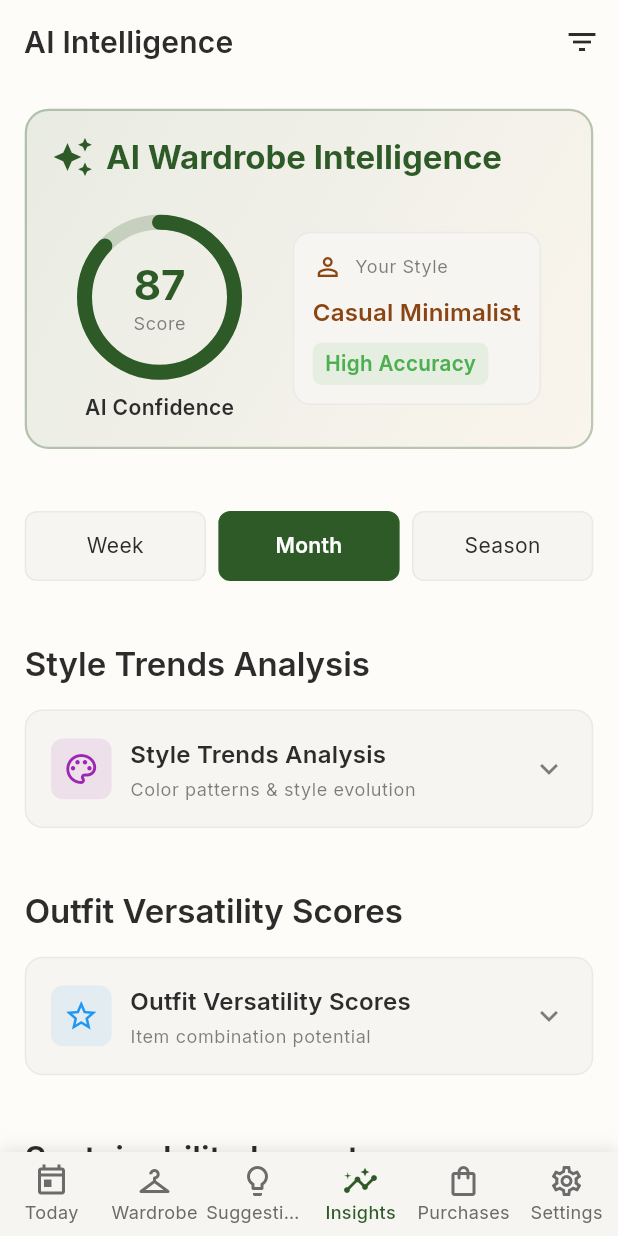
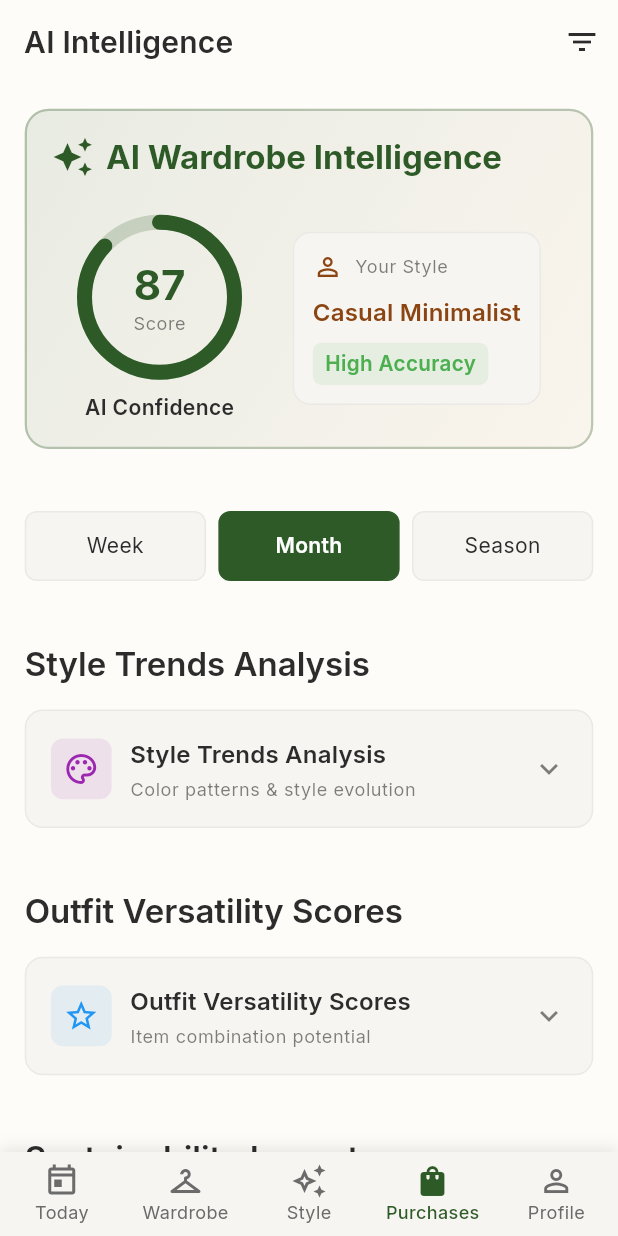
Before and after one commit to Etherea-Coder/Everywear, a Flutter app: the AIIntelligence screen opened by its route, on a phone screen of 412 x 824 dp. Run offline on Flutter 3.47's test engine with Material 3 defaults, Android fonts, the phone set to English and light mode, and no system bars; drawn by our look-alikes of percent_indicator; our stand-ins replace cached_network_image, camera, connectivity_plus, dio, fl_chart, flutter_image_compress and 13 more; accounts and stored records are empty; network calls fail.

Commit message:
Add new navigation

```diff
--- a/lib/widgets/custom_bottom_bar.dart
+++ b/lib/widgets/custom_bottom_bar.dart
@@ -3,14 +3,14 @@ import 'package:flutter/material.dart';
 /// Custom bottom navigation bar for wardrobe analytics app
 /// Implements bottom-heavy interaction design with thumb-accessible navigation
 ///
-/// Navigation items based on Mobile Navigation Hierarchy:
-/// 1. Daily Log (Today/Camera) - Core daily interaction
-/// 2. Wardrobe Management (Closet/Hanger) - Essential wardrobe organization
-/// 3. Smart Suggestions (Lightbulb/Sparkle) - AI-powered recommendations
-/// 4. Insights Dashboard (Graph/Chart) - Analytics and learning paths
-/// 5. Purchase Tracking (Shopping Bag) - Purchase logging and spending analysis
+/// Reduced to 5 tabs for better UX and to prevent label truncation:
+/// 1. Today (Daily Log) - Core daily interaction
+/// 2. Wardrobe - Essential wardrobe organization
+/// 3. Style (Smart Suggestions) - AI-powered recommendations
+/// 4. Purchases - Purchase logging and spending analysis
+/// 5. Profile - User profile and settings (includes Insights link)
 class CustomBottomBar extends StatelessWidget {
-  /// Current selected index
+  /// Current selected index (0-4)
   final int currentIndex;
 
   /// Callback when navigation item is tapped
@@ -47,53 +47,49 @@ class CustomBottomBar extends StatelessWidget {
         unselectedLabelStyle:
             theme.bottomNavigationBarTheme.unselectedLabelStyle,
         elevation: 0,
-        items: [
+        selectedFontSize: 12,
+        unselectedFontSize: 12,
+        items: const [
           // Daily Log - Core daily interaction
           BottomNavigationBarItem(
-            icon: const Icon(Icons.today_outlined, size: 24),
-            activeIcon: const Icon(Icons.today, size: 24),
+            icon: Icon(Icons.today_outlined, size: 24),
+            activeIcon: Icon(Icons.today, size: 24),
             label: 'Today',
             tooltip: 'Daily outfit log',
           ),
 
           // Wardrobe Management - Essential wardrobe organization
           BottomNavigationBarItem(
-            icon: const Icon(Icons.checkroom_outlined, size: 24),
-            activeIcon: const Icon(Icons.checkroom, size: 24),
+            icon: Icon(Icons.checkroom_outlined, size: 24),
+            activeIcon: Icon(Icons.checkroom, size: 24),
             label: 'Wardrobe',
             tooltip: 'Manage wardrobe items',
           ),
 
           // Smart Suggestions - AI-powered recommendations
+          // Shortened from "Suggestions" to "Style" to prevent truncation
           BottomNavigationBarItem(
-            icon: const Icon(Icons.lightbulb_outline, size: 24),
-            activeIcon: const Icon(Icons.lightbulb, size: 24),
-            label: 'Suggestions',
+            icon: Icon(Icons.auto_awesome_outlined, size: 24),
+            activeIcon: Icon(Icons.auto_awesome, size: 24),
+            label: 'Style',
             tooltip: 'Smart outfit suggestions',
-          ),
-
-          // Insights Dashboard - Analytics and learning paths
-          BottomNavigationBarItem(
-            icon: const Icon(Icons.insights_outlined, size: 24),
-            activeIcon: const Icon(Icons.insights, size: 24),
-            label: 'Insights',
-            tooltip: 'Analytics and insights',
           ),
 
           // Purchase Tracking - Purchase logging and spending analysis
           BottomNavigationBarItem(
-            icon: const Icon(Icons.shopping_bag_outlined, size: 24),
-            activeIcon: const Icon(Icons.shopping_bag, size: 24),
+            icon: Icon(Icons.shopping_bag_outlined, size: 24),
+            activeIcon: Icon(Icons.shopping_bag, size: 24),
             label: 'Purchases',
             tooltip: 'Track purchases',
           ),
 
-          // Settings - App settings and profile
+          // Profile - User profile and settings (includes Insights)
+          // Renamed from "Settings" to "Profile" for clearer context
           BottomNavigationBarItem(
-            icon: const Icon(Icons.settings_outlined, size: 24),
-            activeIcon: const Icon(Icons.settings, size: 24),
-            label: 'Settings',
-            tooltip: 'App settings',
+            icon: Icon(Icons.person_outline, size: 24),
+            activeIcon: Icon(Icons.person, size: 24),
+            label: 'Profile',
+            tooltip: 'Profile and settings',
           ),
         ],
       ),
```
